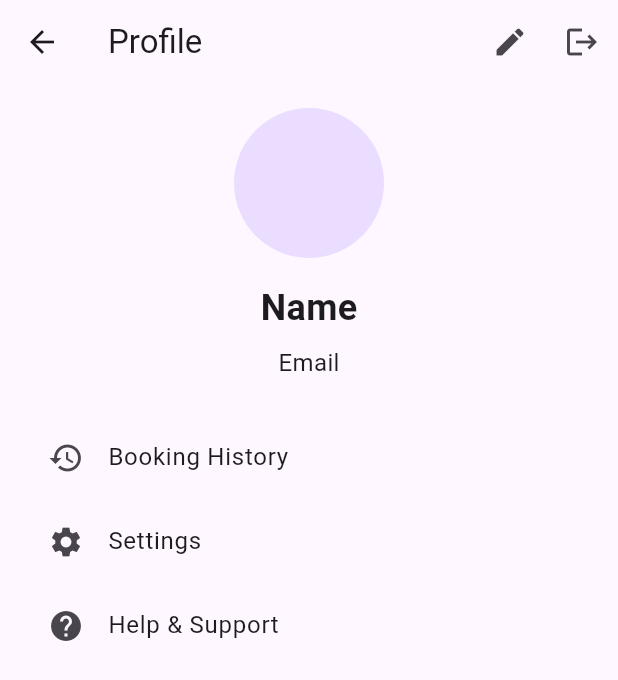
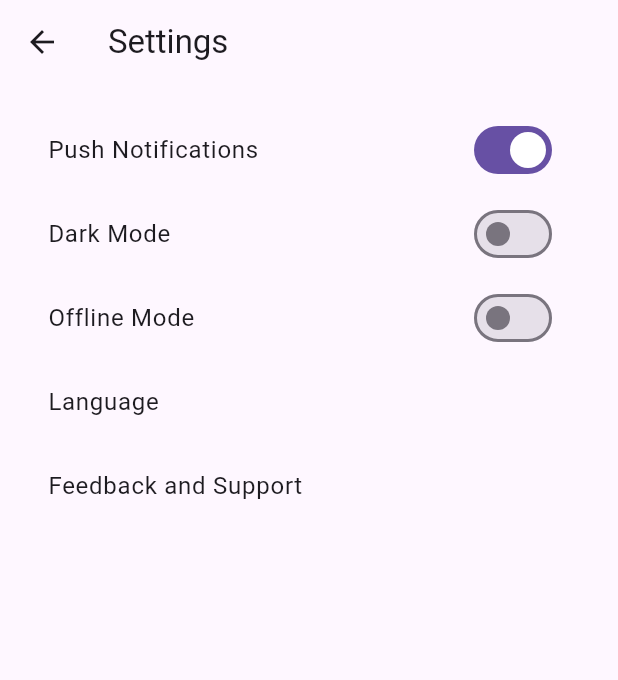
Before and after one commit to isaiahshembe/Recess-Project, a Flutter app: the screen it shows after launch, item 3 of the bottom bar chosen, after a tap on "Settings", on a phone screen of 412 x 824 dp. Shown: the top 680 px of the screen. Run offline on Flutter 3.47's test engine with Material 3 defaults, Android fonts, the phone set to English and light mode, and no system bars; our stand-ins replace get.

Commit message:
added setting options in the settings page

```diff
--- a/touristapp/lib/pages/profile_page.dart
+++ b/touristapp/lib/pages/profile_page.dart
@@ -2,9 +2,9 @@ import 'package:flutter/material.dart';
 import 'package:get/get.dart';
 import 'package:get/get_core/src/get_main.dart';
 import 'package:touristapp/pages/editprofilepage.dart';
+import 'package:touristapp/pages/settings_page.dart';
 
 class ProfilePage extends StatelessWidget {
-
   @override
   Widget build(BuildContext context) {
     return Scaffold(
@@ -29,7 +29,7 @@ class ProfilePage extends StatelessWidget {
           children: [
             CircleAvatar(
               radius: 50,
-              ),
+            ),
             SizedBox(height: 16),
             Text(
               'Name',
@@ -37,7 +37,7 @@ class ProfilePage extends StatelessWidget {
             ),
             SizedBox(height: 8),
             Text(
-               'Email',
+              'Email',
               style: TextStyle(fontSize: 16),
             ),
             SizedBox(height: 24),
@@ -52,7 +52,7 @@ class ProfilePage extends StatelessWidget {
               leading: Icon(Icons.settings),
               title: Text('Settings'),
               onTap: () {
-                // Navigate to Settings Page
+                Get.to(SettingsPage());
               },
             ),
             ListTile(
--- /dev/null
+++ b/touristapp/lib/pages/settings_page.dart
@@ -0,0 +1,108 @@
+import 'package:flutter/material.dart';
+
+class SettingsPage extends StatefulWidget {
+  @override
+  _SettingsPageState createState() => _SettingsPageState();
+}
+
+class _SettingsPageState extends State<SettingsPage> {
+  bool _pushNotificationsEnabled = true;
+  bool _darkModeEnabled = false;
+  bool _offlineModeEnabled = false;
+
+  @override
+  Widget build(BuildContext context) {
+    return Scaffold(
+      appBar: AppBar(
+        title: Text('Settings'),
+      ),
+      body: ListView(
+        padding: EdgeInsets.all(16.0),
+        children: <Widget>[
+          ListTile(
+            title: Text('Push Notifications'),
+            trailing: Switch(
+              value: _pushNotificationsEnabled,
+              onChanged: (value) {
+                setState(() {
+                  _pushNotificationsEnabled = value;
+                });
+              },
+            ),
+          ),
+          ListTile(
+            title: Text('Dark Mode'),
+            trailing: Switch(
+              value: _darkModeEnabled,
+              onChanged: (value) {
+                setState(() {
+                  _darkModeEnabled = value;
+
+                });
+              },
+            ),
+          ),
+          ListTile(
+            title: Text('Offline Mode'),
+            trailing: Switch(
+              value: _offlineModeEnabled,
+              onChanged: (value) {
+                setState(() {
+                  _offlineModeEnabled = value;
+
+                });
+              },
+            ),
+          ),
+          ListTile(
+            title: Text('Language'),
+            onTap: () {
+
+              showDialog(
+                context: context,
+                builder: (BuildContext context) {
+                  return AlertDialog(
+                    title: Text('Select Language'),
+                    content: Text('Implement language selection here.'),
+                    actions: <Widget>[
+                      TextButton(
+                        child: Text('OK'),
+                        onPressed: () {
+                          Navigator.of(context).pop();
+                        },
+                      ),
+                    ],
+                  );
+                },
+              );
+            },
+          ),
+          ListTile(
+            title: Text('Feedback and Support'),
+            onTap: () {
+
+              showDialog(
+                context: context,
+                builder: (BuildContext context) {
+                  return AlertDialog(
+                    title: Text('Feedback and Support'),
+                    content: Text('Implement feedback and support options here.'),
+                    actions: <Widget>[
+                      TextButton(
+                        child: Text('OK'),
+                        onPressed: () {
+                          Navigator.of(context).pop();
+                        },
+                      ),
+                    ],
+                  );
+                },
+              );
+            },
+          ),
+
+        ],
+      ),
+    );
+  }
+}
--- a/touristapp/lib/pages/splash screen/splashscreen.dart
+++ b/touristapp/lib/pages/splash screen/splashscreen.dart
@@ -11,7 +11,7 @@ class _SplashScreenState extends State<SplashScreen> {
   @override
   void initState() {
     super.initState();
-    Timer(Duration(seconds: 2), () {
+    Timer(Duration(seconds: 3), () {
       Navigator.pushReplacement(
         context,
         MaterialPageRoute(builder: (context) => MainPage()),
@@ -28,9 +28,9 @@ class _SplashScreenState extends State<SplashScreen> {
           mainAxisAlignment: MainAxisAlignment.center,
           children: <Widget>[
             Image.asset(
-              'images/muchison.jpg',
-              height: 350.0,
-              width: 250.0,
+              'images/display_image1.jpg',
+             // height: 350.0,
+            // width: 250.0,
 
             ),
             SizedBox(height: 20.0),
```
